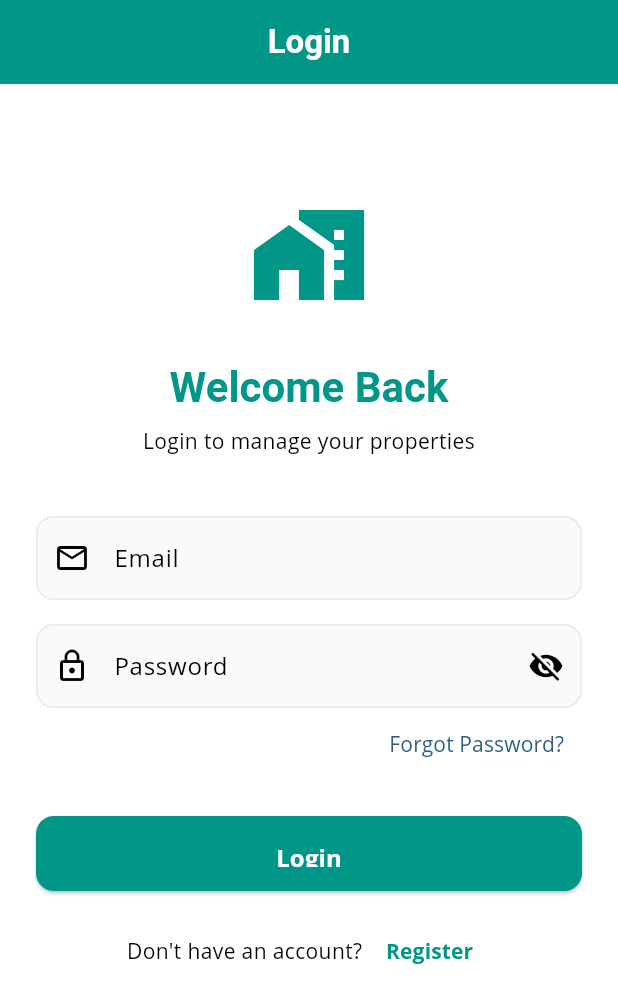
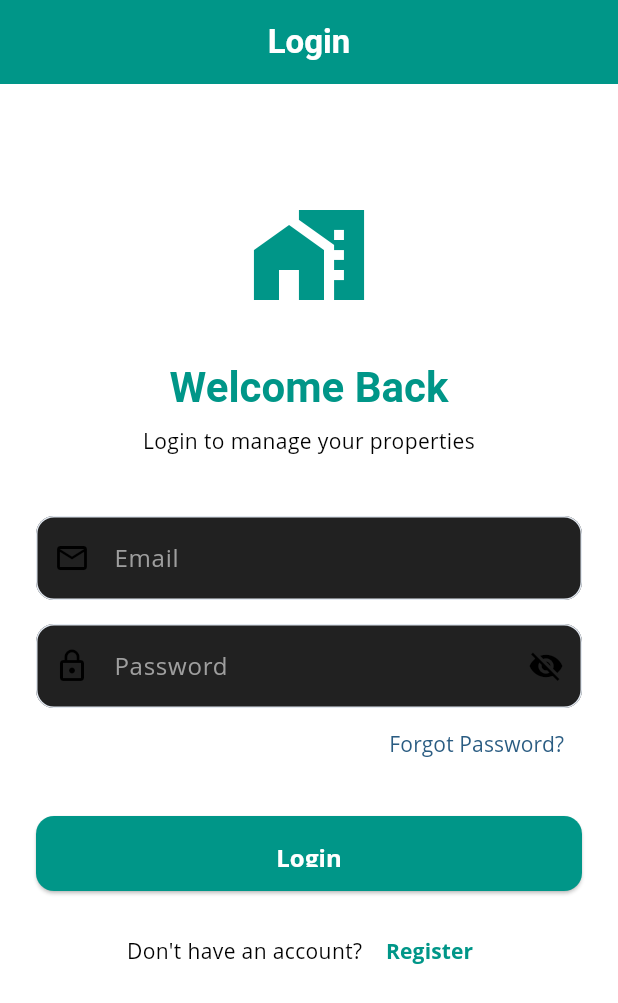
Before and after one commit to Lw-wells/E-kodi-app, a Flutter app: the screen it shows after launch, after a tap on "Get Started", on a phone screen of 412 x 824 dp. Shown: the top 1003 px of the screen. Run offline on Flutter 3.47's test engine with Material 3 defaults, Android fonts, the phone set to English and light mode, and no system bars; our stand-ins replace cloud_firestore, firebase_auth, firebase_core, flutter_dotenv, flutter_riverpod, go_router and 1 more; accounts and stored records are empty; Roboto replaces fonts that are missing (Open Sans, Poppins).

Commit message:
fix(auth): fix login form field visibility for dark mode

```diff
--- a/lib/features/auth/views/login_screen.dart
+++ b/lib/features/auth/views/login_screen.dart
@@ -120,12 +120,13 @@ class _LoginScreenState extends State<LoginScreen> {
                 controller: _emailController,
                 decoration: InputDecoration(
                   labelText: 'Email',
+                  labelStyle: const TextStyle(color: Colors.grey),
                   prefixIcon: const Icon(Icons.email_outlined),
                   border: OutlineInputBorder(
                     borderRadius: BorderRadius.circular(12),
                   ),
                   filled: true,
-                  fillColor: Colors.grey.shade50,
+                  fillColor: Colors.grey.shade900,
                 ),
                 keyboardType: TextInputType.emailAddress,
               ),
@@ -136,6 +137,7 @@ class _LoginScreenState extends State<LoginScreen> {
                 controller: _passwordController,
                 decoration: InputDecoration(
                   labelText: 'Password',
+                  labelStyle: const TextStyle(color: Colors.grey),
                   prefixIcon: const Icon(Icons.lock_outline),
                   suffixIcon: IconButton(
                     icon: Icon(
@@ -151,7 +153,7 @@ class _LoginScreenState extends State<LoginScreen> {
                     borderRadius: BorderRadius.circular(12),
                   ),
                   filled: true,
-                  fillColor: Colors.grey.shade50,
+                  fillColor: Colors.grey.shade900,
                 ),
                 obscureText: _obscurePassword,
               ),
```
